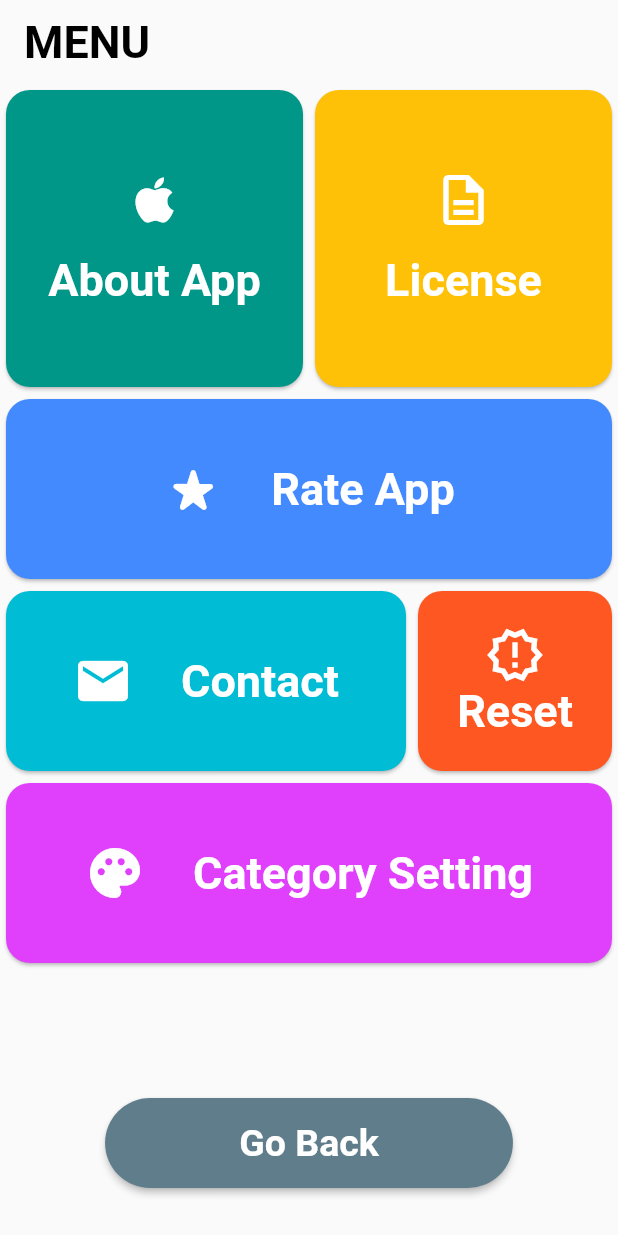
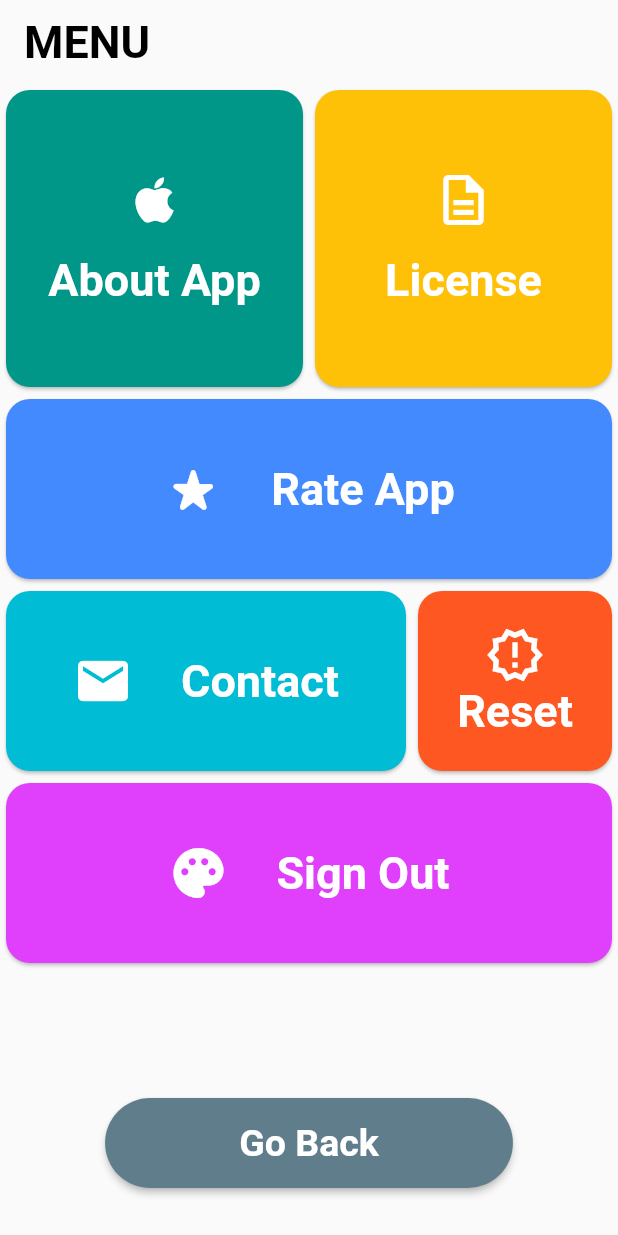
Before and after one commit to kolbe-ryo/counter_app, a Flutter app: the OtherPage screen opened by its route, on a phone screen of 412 x 824 dp. Run offline on Flutter 3.47's test engine with Material 2 defaults, Android fonts, the phone set to English and light mode, and no system bars; our stand-ins replace cloud_firestore, email_validator, firebase_auth, firebase_core, flutter_riverpod, font_awesome_flutter and 7 more; missing offline and left inert: simple_logger; accounts and stored records are empty; network calls fail.

Commit message:
sign out #11

```diff
--- a/lib/presentation/pages/other/other_page.dart
+++ b/lib/presentation/pages/other/other_page.dart
@@ -1,6 +1,7 @@
 import 'package:flutter/material.dart';
 import 'package:flutter_riverpod/flutter_riverpod.dart';
 
+import '../../../inflastracture/firebase/authenticate/clients.dart';
 import '../../../util/logger.dart';
 import '../../../util/text_styles.dart';
 import '../../common/buttons/back_app_button.dart';
@@ -213,14 +214,14 @@ class _Reset extends StatelessWidget {
   }
 }
 
-class _CategorySetting extends StatelessWidget {
+class _CategorySetting extends ConsumerWidget {
   const _CategorySetting();
 
   @override
-  Widget build(BuildContext context) {
+  Widget build(BuildContext context, WidgetRef ref) {
     return MenuCard.common(
-      // TODO: Action
-      onTap: () => logger.info('category setting'),
+      // TODO: Applicationにサインアウトメソッドを作成して、直接Inflastactureから呼ばないようにする
+      onTap: () => ref.watch(firebaseAuthProvider).signOut(),
       color: Colors.purpleAccent,
       child: Row(
         mainAxisAlignment: MainAxisAlignment.center,
@@ -232,7 +233,7 @@ class _CategorySetting extends StatelessWidget {
           ),
           const SizedBox(width: kPadding * 2),
           Text(
-            'Category Setting',
+            'Sign Out',
             style: TextStyles.largeFontStyle(color: Colors.white),
           ),
         ],
```
